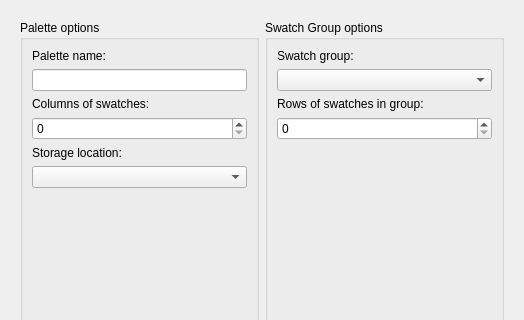
This is libs/ui/forms/WdgDlgPaletteEditor.ui in KDE/krita as Qt 5 draws it before an edit; both pictures show x 0 to 524 and y 0 to 320 of the 524 by 481 pixel window. The edited form follows.
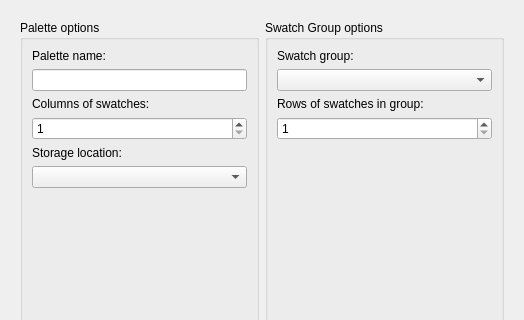
This is the edited form.

Commit message:
Set number rows/cols to minimum 1
BUG:488647

The edit to the form file:
```diff
--- a/libs/ui/forms/WdgDlgPaletteEditor.ui
+++ b/libs/ui/forms/WdgDlgPaletteEditor.ui
@@ -45,7 +45,11 @@
           </widget>
          </item>
          <item>
-          <widget class="QSpinBox" name="spinBoxCol"/>
+          <widget class="QSpinBox" name="spinBoxCol">
+           <property name="minimum">
+            <number>1</number>
+           </property>
+          </widget>
          </item>
          <item>
           <widget class="QLabel" name="label">
@@ -110,7 +114,11 @@
           </widget>
          </item>
          <item>
-          <widget class="QSpinBox" name="spinBoxRow"/>
+          <widget class="QSpinBox" name="spinBoxRow">
+           <property name="minimum">
+            <number>1</number>
+           </property>
+          </widget>
          </item>
          <item>
           <spacer name="verticalSpacer">
```
